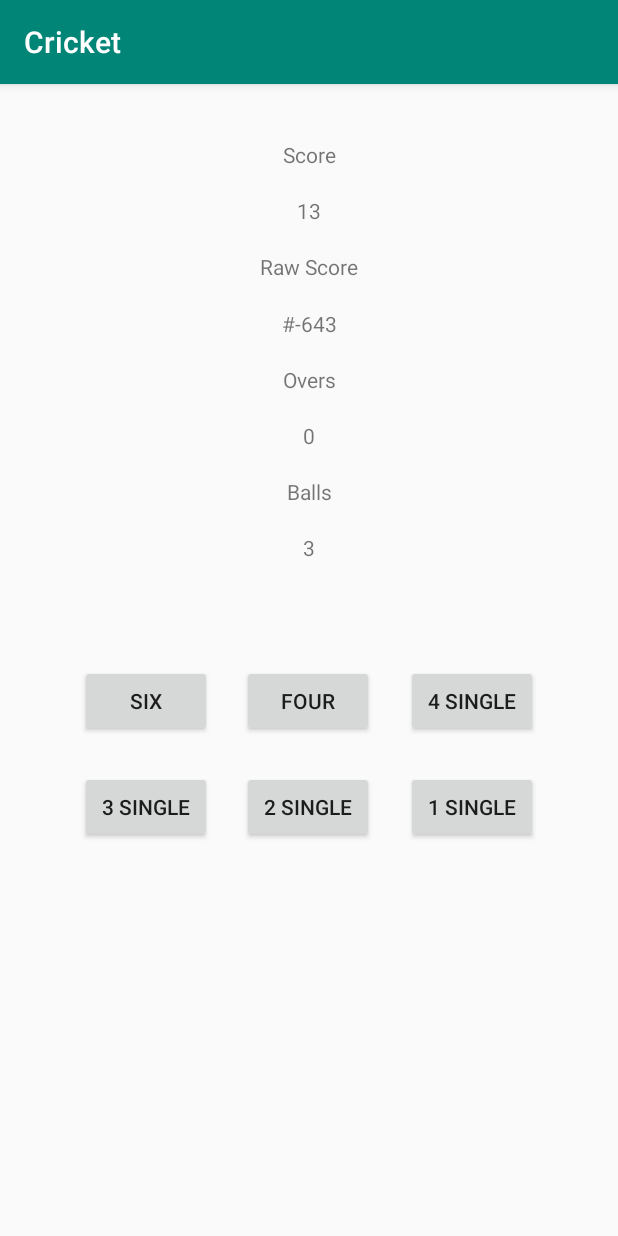
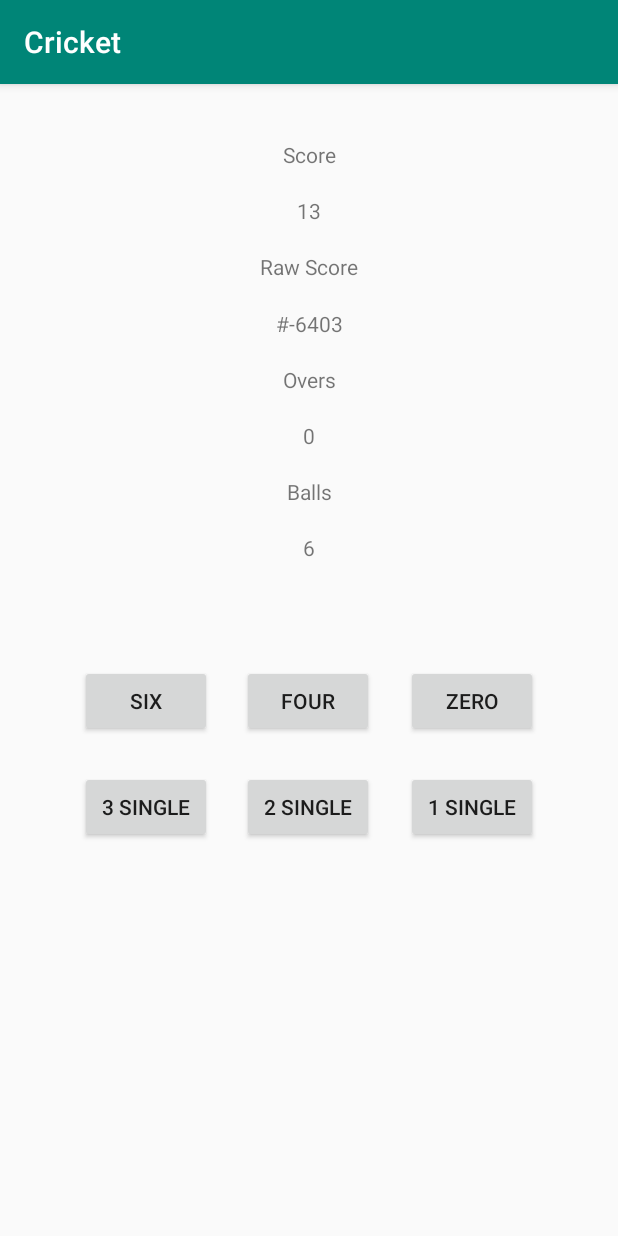
Before and after one commit to varounhanooman/CricketScoringApp, an Android app: the screen it shows after launch (MainActivity), after a tap on "3 SINGLE", on a phone screen of 412 x 824 dp. Run offline under Robolectric (Android 15) with nearby library versions, the phone set to English and light mode, and no system bars; 3 other taps on this screen came first.

```diff
--- a/app/src/main/java/com/example/cricket/MainActivity.kt
+++ b/app/src/main/java/com/example/cricket/MainActivity.kt
@@ -24,14 +24,27 @@ class MainActivity : AppCompatActivity() {
         val textOvers = findViewById<TextView>(R.id.textOvers)
         val textBalls = findViewById<TextView>(R.id.textBalls)
 
+        class BallDataFrame constructor(
+            var run: Int = 0,
+            var batsmanName: String = "",
+            var bowlerName: String = "",
+            var wicketStatus: String = "",
+            var oversBall: Float = 0f,
+            var ballLegalExtra: String = ""
+        )
+
+        var ballFrameList = mutableListOf<BallDataFrame>()
+
         var globalNumBalls: Int = 0;
         var globalNumOvers: Int = 0;
 
         fun buttonClickService(btnValue: Int) {
-            textScore.text = (textScore.text.toString().toInt() + btnValue).toString()
+            ballFrameList.add(BallDataFrame(btnValue,"John", "Gayle", "not out", 0.1f, "le"))
+            textScore.text = (textScore.text.toString().toInt() + ballFrameList.last().run).toString()
             textRawScore.text = textRawScore.text.toString() + btnValue.toString()
             globalNumBalls = globalNumBalls.inc()
-            textBalls.text = (globalNumBalls).toString()
+            //textBalls.text = (globalNumBalls).toString()
+            textBalls.text = (ballFrameList[0].run).toString()
             if (globalNumBalls%6==0){
                 globalNumOvers = globalNumOvers.inc()
                 textOvers.text = (globalNumOvers).toString()
--- a/app/src/main/res/layout/activity_main.xml
+++ b/app/src/main/res/layout/activity_main.xml
@@ -119,10 +119,10 @@
         app:layout_constraintVertical_bias="0.538" />
 
     <Button
-        android:id="@+id/btn4singles"
+        android:id="@+id/btnZero"
         android:layout_width="wrap_content"
         android:layout_height="wrap_content"
-        android:text="4 single"
+        android:text="Zero"
         app:layout_constraintBottom_toBottomOf="parent"
         app:layout_constraintHorizontal_bias="0.835"
         app:layout_constraintLeft_toLeftOf="parent"
```
